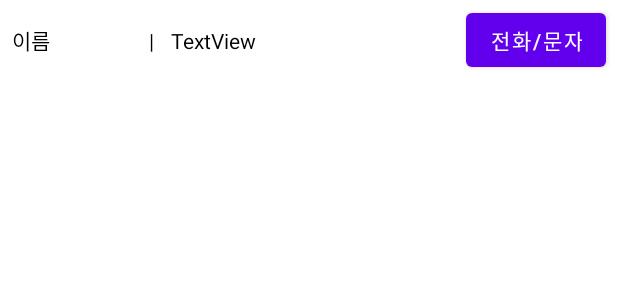
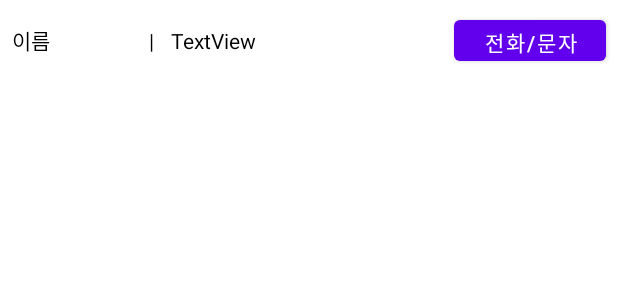
Before and after one commit to JngVedere/Contact_ESC_2021_2nd, an Android app: the layout recy_item.xml on its own in the app's theme, with its tools: preview values and no code run, on a phone screen of 412 x 824 dp. Shown: the top 300 px of the screen. Run offline under Robolectric (Android 15) with nearby library versions, the phone set to English and light mode, and no system bars.

Commit message:
3333333333333333333333

```diff
--- a/app/src/main/AndroidManifest.xml
+++ b/app/src/main/AndroidManifest.xml
@@ -3,8 +3,8 @@
     package="com.example.contact_esc_2021_2nd">
 
     <uses-permission android:name="android.permission.CALL_PHONE"/>
+    <uses-permission android:name="android.permission.READ_CONTACTS"/>
     <uses-permission android:name="android.permission.WRITE_CONTACTS"/>
-    <uses-permission android:name="android.permission.READ_CONTACTS"/>
 
     <application
         android:allowBackup="true"
--- a/app/src/main/java/com/example/contact_esc_2021_2nd/MainActivity.java
+++ b/app/src/main/java/com/example/contact_esc_2021_2nd/MainActivity.java
@@ -29,7 +29,7 @@ import java.util.LinkedHashSet;
 public class MainActivity extends AppCompatActivity {
 
     private ArrayList<Contact> datalist = new ArrayList<>();
-    private ArrayList<Contact> filteredList;
+    private ArrayList<Contact> filteredList = new ArrayList<>();
     private RecyclerView recyclerView;
     private Adapter adapter;
     private EditText search;
--- a/app/src/main/res/layout/recy_item.xml
+++ b/app/src/main/res/layout/recy_item.xml
@@ -49,8 +49,8 @@
 
     <Button
         android:id="@+id/call"
-        android:layout_width="wrap_content"
-        android:layout_height="wrap_content"
+        android:layout_width="101dp"
+        android:layout_height="39dp"
         android:layout_marginEnd="8dp"
         android:layout_marginRight="8dp"
         android:text="전화/문자"
```
Also changed, not shown: app/src/main/java/com/example/contact_esc_2021_2nd/Adapter.java (+12 -7 lines), app/src/main/res/layout/activity_main.xml (+5 -3 lines).
